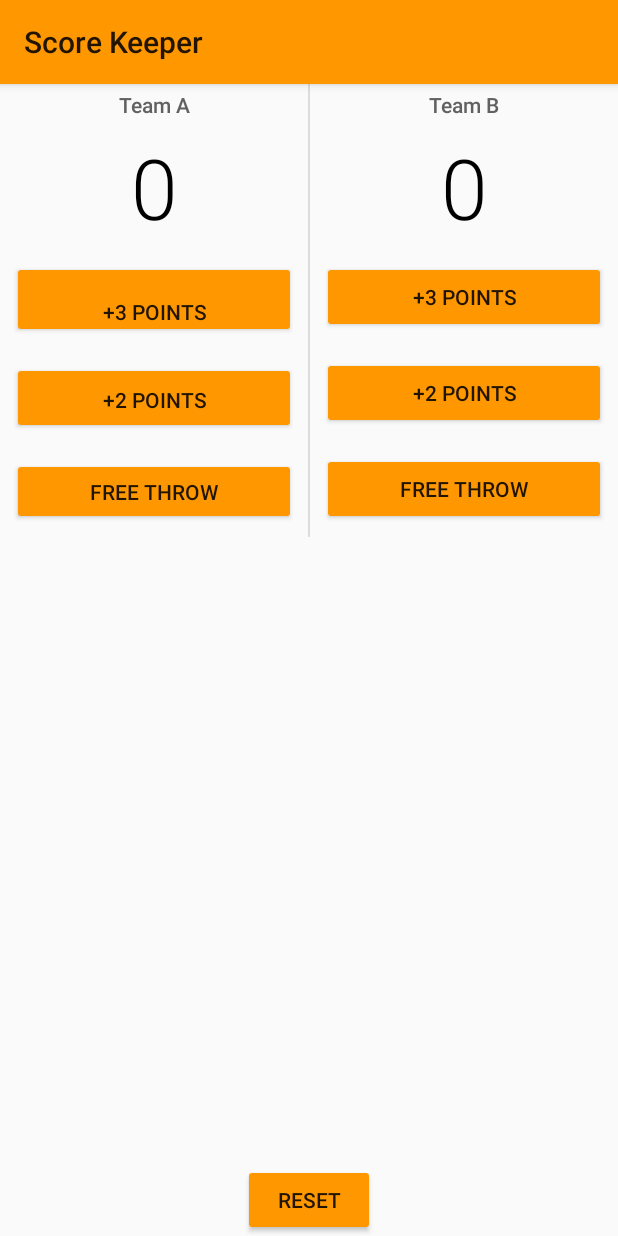
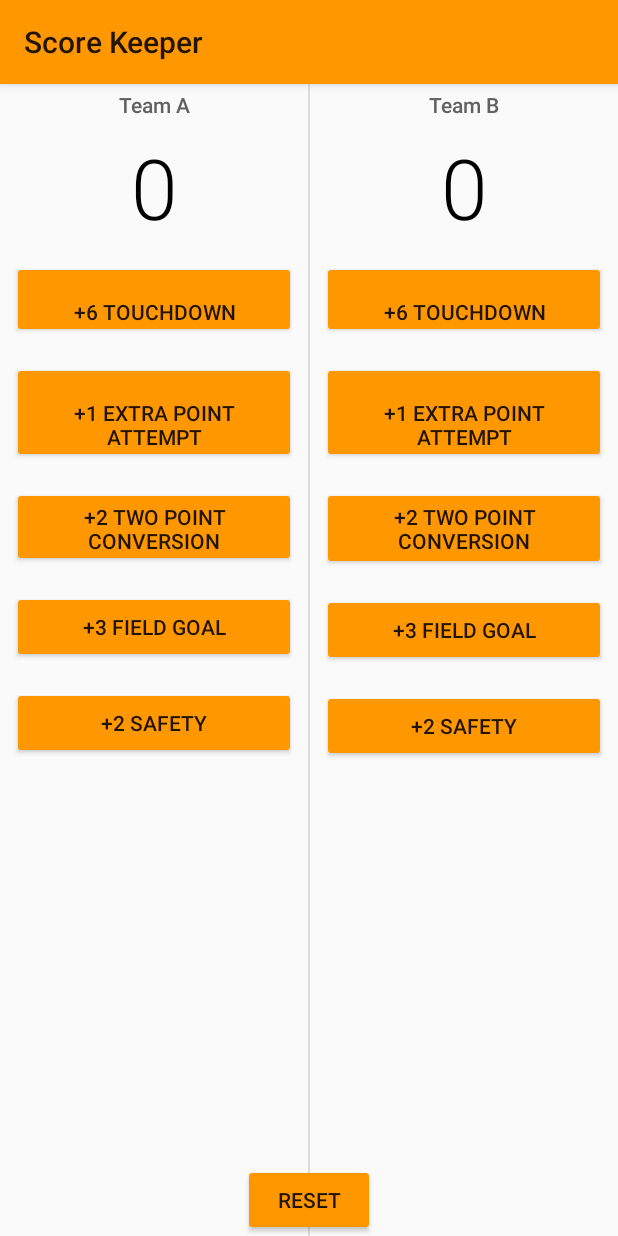
Before and after one commit to cvikvi/ScoreKeeper, an Android app: the screen it shows after launch (MainActivity), on a phone screen of 412 x 824 dp. Run offline under Robolectric (Android 15) with nearby library versions, the phone set to English and light mode, and no system bars.

Commit message:
Court Counter app converted to Score Keeper app to track American Football Points. Added Extra Buttons for the additional ways to score points

```diff
--- a/app/src/main/java/com/example/android/scorekeeper/MainActivity.java
+++ b/app/src/main/java/com/example/android/scorekeeper/MainActivity.java
@@ -5,7 +5,7 @@ import android.os.Bundle;
 import android.view.View;
 import android.widget.TextView;
 
-import com.example.android.courtcounter.R;
+import com.example.android.scorekeeper.R;
 
 public class MainActivity extends AppCompatActivity {
 
@@ -28,29 +28,53 @@ public class MainActivity extends AppCompatActivity {
     }
 
     /**
-     * Increase the score for Team A by 1 point.
+     * Increase the score for Team A by 6 point when a team has scored
+     * a touchdown.
      */
-    public void addOneForTeamA(View v) {
+    public void addTouchDownForTeamA(View v) {
+        scoreTeamA += 6;
+        displayForTeamA(scoreTeamA);
+    }
+
+    /**
+     * Increase the score for Team A by 1 point
+     * after a touchdown has been made.
+     */
+    public void addExtraPointAttemptforTeamA(View v) {
         scoreTeamA += 1;
         displayForTeamA(scoreTeamA);
     }
 
     /**
      * Increase the score for Team A by 2 points.
+     * After a touchdown has been made
      */
-    public void addTwoForTeamA(View v) {
+    public void addTwoPointConversionForTeamA(View v) {
         scoreTeamA += 2;
         displayForTeamA(scoreTeamA);
     }
 
     /**
-     * Increase the score for Team A by 3 points.
+     * Increase the score for Team A by 3 points when a field goal is kicked
+     * without having made a touchdown
      */
-    public void addThreeForTeamA(View v) {
+    public void addFieldGoalForTeamA(View v) {
 
         scoreTeamA += 3;
         displayForTeamA(scoreTeamA);
     }
+
+    /**
+     * Increase the score for Team A by 2 points when a safety is scored against Team B
+     * without having made a touchdown
+     */
+    public void addSafetyForTeamA(View v) {
+
+        scoreTeamA += 2;
+        displayForTeamA(scoreTeamA);
+    }
+
+
 
     /**
      * Displays the given score for Team B.
@@ -61,29 +85,58 @@ public class MainActivity extends AppCompatActivity {
     }
 
     /**
-     * Increase the score for Team B by 1 point.
+     * Increase the score for Team B by 6 point.
      */
-    public void addOneForTeamB(View v) {
+    public void addTouchDownForTeamB(View v) {
+        scoreTeamB += 6;
+        displayForTeamB(scoreTeamB);
+    }
+
+    /**
+     * Increase the score for Team B by 1 points when a field goal
+     * is scored after a touchdown is made.
+     */
+    public void addExtraPointAttemptforTeamB(View v) {
         scoreTeamB += 1;
         displayForTeamB(scoreTeamB);
     }
 
     /**
-     * Increase the score for Team A by 2 points.
+     * Increase the score for Team B by 2 points when a two point conversion
+     * is scored after a touchdown is made.
      */
-    public void addTwoForTeamB(View v) {
+    public void addTwoPointConversionForTeamB(View v) {
+
+        scoreTeamB += 2;
+        displayForTeamB(scoreTeamB);
+
+    }
+
+    /**
+     * Add field goal attempt without scoring
+     * a touchdown first (3 points) to Team B
+     *
+     */
+
+    public void addFieldGoalForTeamB(View v) {
+
+        scoreTeamB += 3;
+        displayForTeamB(scoreTeamB);
+    }
+
+
+    /**
+     * Increase the score for Team B by 2 points when a safety is scored against Team A
+     * without having made a touchdown
+     */
+    public void addSafetyForTeamB(View v) {
+
         scoreTeamB += 2;
         displayForTeamB(scoreTeamB);
     }
 
-    /**
-     * Increase the score for Team A by 3 points.
-     */
-    public void addThreeForTeamB(View v) {
 
-        scoreTeamB += 3;
-        displayForTeamB(scoreTeamB);
-    }
+
 
     /**
      * Reset team scores
--- a/app/src/main/res/layout/activity_main.xml
+++ b/app/src/main/res/layout/activity_main.xml
@@ -6,10 +6,7 @@
 
     <LinearLayout
         android:layout_width="match_parent"
-        android:layout_height="wrap_content"
-
-
-        >
+        android:layout_height="match_parent">
 
         <LinearLayout
 
@@ -50,8 +47,19 @@
                 android:layout_width="match_parent"
                 android:layout_height="wrap_content"
                 android:layout_margin="8dp"
-                android:onClick="addThreeForTeamA"
-                android:text="+3 Points"
+                android:onClick="addTouchDownForTeamA"
+                android:text="+6 Touchdown"
+                android:paddingLeft="24dp"
+                android:paddingTop="24dp"
+                android:paddingRight="24dp"
+                android:paddingBottom="8dp"
+                />
+            <Button
+                android:layout_width="match_parent"
+                android:layout_height="wrap_content"
+                android:layout_margin="8dp"
+                android:onClick="addExtraPointAttemptforTeamA"
+                android:text="+1 Extra Point Attempt"
                 android:paddingLeft="24dp"
                 android:paddingTop="24dp"
                 android:paddingRight="24dp"
@@ -62,18 +70,26 @@
                 android:layout_width="match_parent"
                 android:layout_height="wrap_content"
                 android:layout_margin="8dp"
-                android:onClick="addTwoForTeamA"
-                android:text="+2 Points"
+                android:onClick="addTwoPointConversionForTeamA"
+                android:text="+2 Two Point Conversion"
                 android:paddingBottom="8dp"
                 />
 
             <Button
-                android:id="@+id/teamAFreeThrowButton"
+
                 android:layout_width="match_parent"
                 android:layout_height="wrap_content"
                 android:layout_margin="8dp"
-                android:onClick="addOneForTeamA"
-                android:text="Free throw" />
+                android:onClick="addFieldGoalForTeamA"
+                android:text="+3 Field Goal" />
+
+            <Button
+
+                android:layout_width="match_parent"
+                android:layout_height="wrap_content"
+                android:layout_margin="8dp"
+                android:onClick="addSafetyForTeamA"
+                android:text="+2 Safety" />
 
 
         </LinearLayout>
@@ -117,22 +133,51 @@
                 android:layout_width="match_parent"
                 android:layout_height="wrap_content"
                 android:layout_margin="8dp"
-                android:onClick="addThreeForTeamB"
-                android:text="+3 Points" />
+                android:onClick="addTouchDownForTeamB"
+                android:text="+6 Touchdown"
+                android:paddingLeft="24dp"
+                android:paddingTop="24dp"
+                android:paddingRight="24dp"
+                android:paddingBottom="8dp"
+                />
 
             <Button
                 android:layout_width="match_parent"
                 android:layout_height="wrap_content"
                 android:layout_margin="8dp"
-                android:onClick="addTwoForTeamB"
-                android:text="+2 Points" />
+                android:onClick="addExtraPointAttemptforTeamB"
+                android:text="+1 Extra Point Attempt"
+                android:paddingLeft="24dp"
+                android:paddingTop="24dp"
+                android:paddingRight="24dp"
+                android:paddingBottom="8dp"
+                />
 
             <Button
                 android:layout_width="match_parent"
                 android:layout_height="wrap_content"
                 android:layout_margin="8dp"
-                android:onClick="addOneForTeamB"
-                android:text="Free throw" />
+                android:onClick="addTwoPointConversionForTeamB"
+                android:text="+2 Two Point Conversion" />
+
+            <Button
+
+                android:layout_width="match_parent"
+                android:layout_height="wrap_content"
+                android:layout_margin="8dp"
+                android:onClick="addFieldGoalForTeamB"
+                android:text="+3 Field Goal" />
+
+            <Button
+
+                android:layout_width="match_parent"
+                android:layout_height="wrap_content"
+                android:layout_margin="8dp"
+                android:onClick="addSafetyForTeamB"
+                android:text="+2 Safety" />
+
+
+
         </LinearLayout>
     </LinearLayout>
 
```
